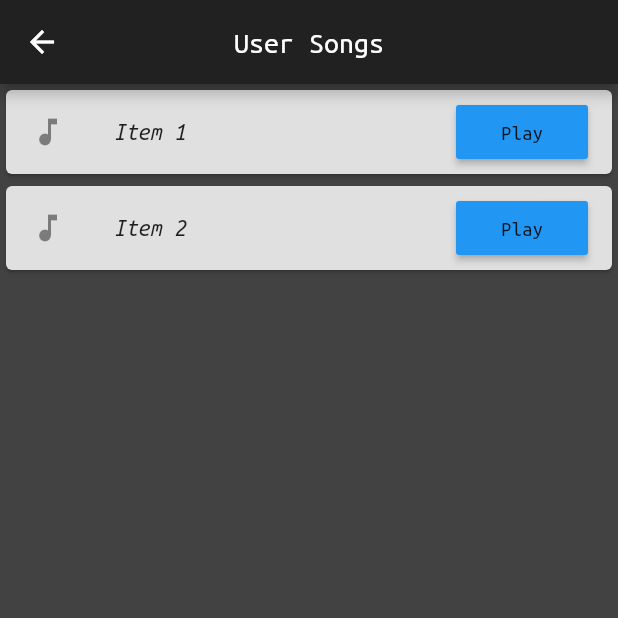
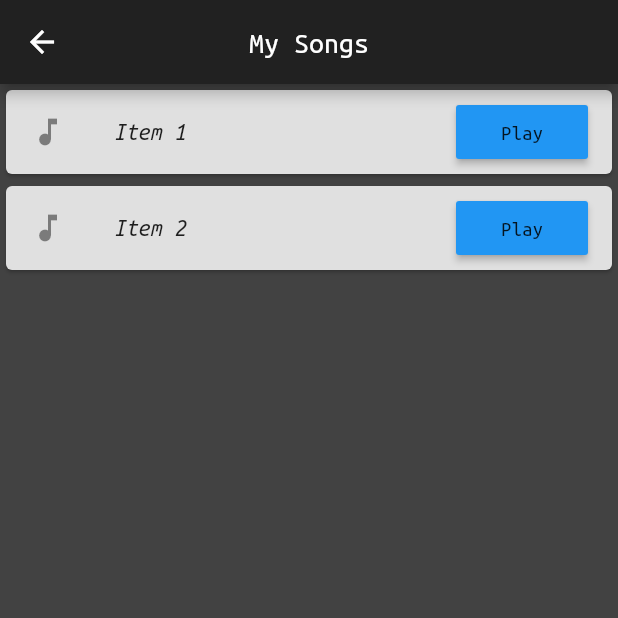
Before and after one commit to Gautam-J/music_recommender, a Flutter app: the UserSongsScreen screen opened by its route, on a phone screen of 412 x 824 dp, the top half of it. Run offline on Flutter 3.47's test engine with Material 2 defaults, Android fonts, the phone set to English and light mode, and no system bars.

Commit message:
changed Appbar title for screens

```diff
--- a/lib/main.dart
+++ b/lib/main.dart
@@ -31,7 +31,7 @@ class MyApp extends StatelessWidget {
         '/search': (context) => SearchScreen(),
       },
       // default route
-      initialRoute: '/search',
+      initialRoute: '/',
     );
   }
 }
--- a/lib/screens/search.dart
+++ b/lib/screens/search.dart
@@ -5,7 +5,7 @@ class SearchScreen extends StatelessWidget {
   Widget build(BuildContext context) {
     return Scaffold(
       appBar: AppBar(
-        title: Text('Search Screen'),
+        title: Text('Search Songs'),
         centerTitle: true,
       ),
       body: Center(child: Text('Search Screen')),
--- a/lib/screens/user_songs.dart
+++ b/lib/screens/user_songs.dart
@@ -6,7 +6,7 @@ class UserSongsScreen extends StatelessWidget {
     return Scaffold(
       backgroundColor: Theme.of(context).backgroundColor,
       appBar: AppBar(
-        title: Text('User Songs'),
+        title: Text('My Songs'),
         centerTitle: true,
       ),
       body: ListView(
```
